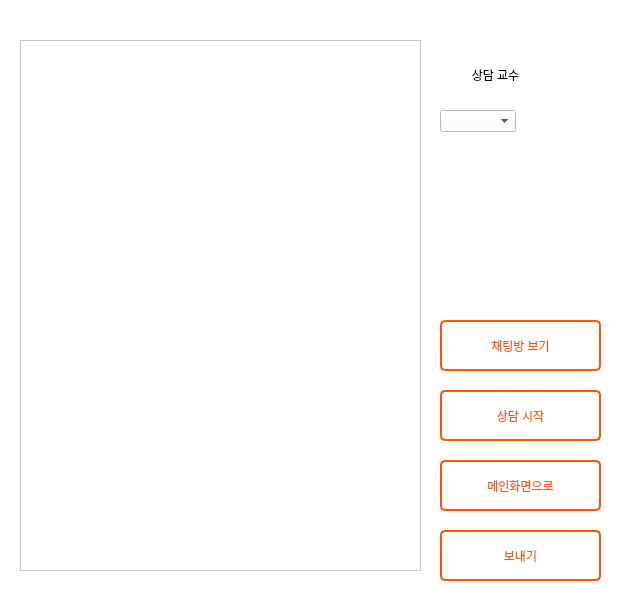
The window that main.ui (gitaeyu/be_corn) describes before a commit, drawn with Qt 5.
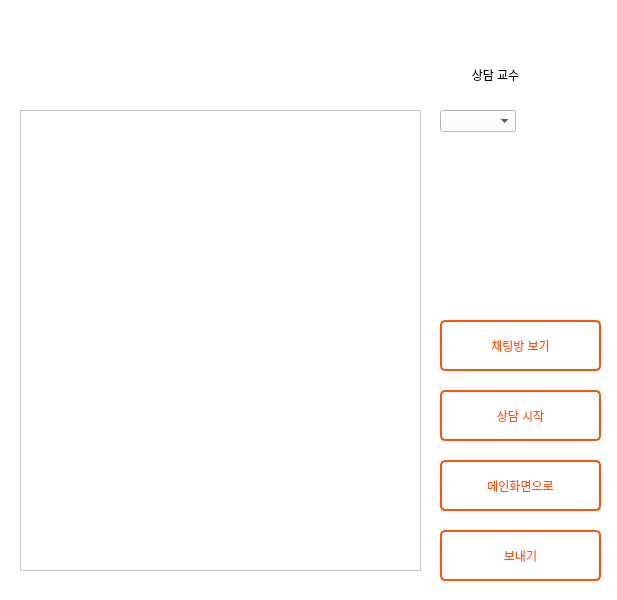
The same window after the commit.

Patch:
```diff
--- a/main.ui
+++ b/main.ui
@@ -683,9 +683,9 @@
        <property name="geometry">
         <rect>
          <x>0</x>
-         <y>20</y>
+         <y>90</y>
          <width>401</width>
-         <height>531</height>
+         <height>461</height>
         </rect>
        </property>
        <property name="editTriggers">
```
